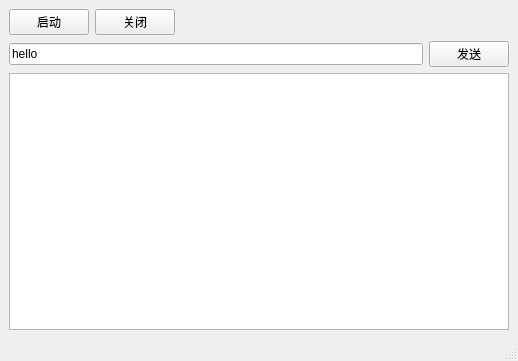
First picture: the form in Qt/QtRemoteObjects/Server/ServerWindow.ui, repository gongjianbo/MyTestCode, before the edit.
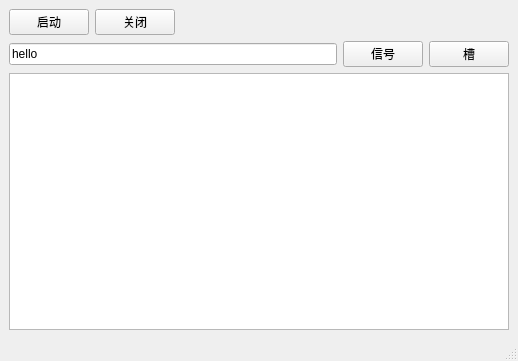
Second picture: the form after the edit.

Diff of the .ui file:
```diff
--- a/Qt/QtRemoteObjects/Server/ServerWindow.ui
+++ b/Qt/QtRemoteObjects/Server/ServerWindow.ui
@@ -58,7 +58,14 @@
       <item>
        <widget class="QPushButton" name="btnSend">
         <property name="text">
-         <string>发送</string>
+         <string>信号</string>
+        </property>
+       </widget>
+      </item>
+      <item>
+       <widget class="QPushButton" name="btnSlot">
+        <property name="text">
+         <string>槽</string>
         </property>
        </widget>
       </item>
```
Left out of the diff: 2 changed lines with no effect on the pictures.
